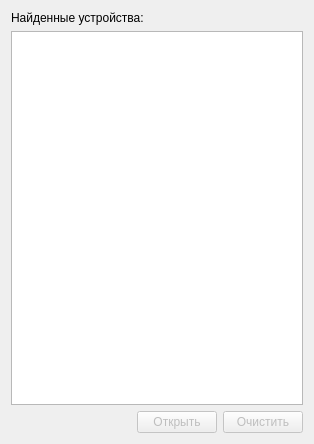
Old version of the form ble_scanner/res/dlg_ble_scan_device.ui in the repository mcsltd/mcs-inRat-monitor.
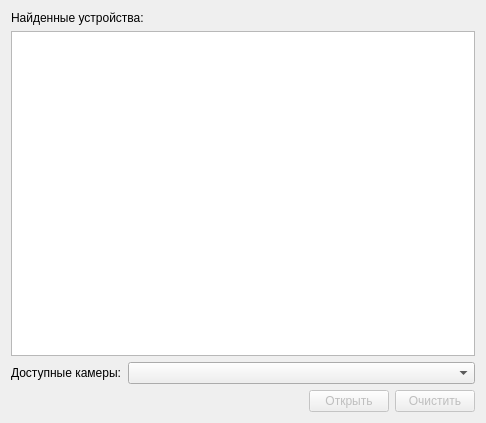
New version of the form.

```diff
--- a/ble_scanner/res/dlg_ble_scan_device.ui
+++ b/ble_scanner/res/dlg_ble_scan_device.ui
@@ -6,8 +6,8 @@
    <rect>
     <x>0</x>
     <y>0</y>
-    <width>314</width>
-    <height>444</height>
+    <width>486</width>
+    <height>423</height>
    </rect>
   </property>
   <property name="windowTitle">
@@ -26,6 +26,26 @@
      <item>
       <widget class="QListWidget" name="listWidgetFoundDevice"/>
      </item>
+     <item>
+      <layout class="QHBoxLayout" name="horizontalLayout_2">
+       <item>
+        <widget class="QLabel" name="labelCamera">
+         <property name="sizePolicy">
+          <sizepolicy hsizetype="Fixed" vsizetype="Preferred">
+           <horstretch>0</horstretch>
+           <verstretch>0</verstretch>
+          </sizepolicy>
+         </property>
+         <property name="text">
+          <string>Доступные камеры:</string>
+         </property>
+        </widget>
+       </item>
+       <item>
+        <widget class="QComboBox" name="comboBoxCameras"/>
+       </item>
+      </layout>
+     </item>
      <item>
       <layout class="QHBoxLayout" name="horizontalLayout">
        <item>
```
